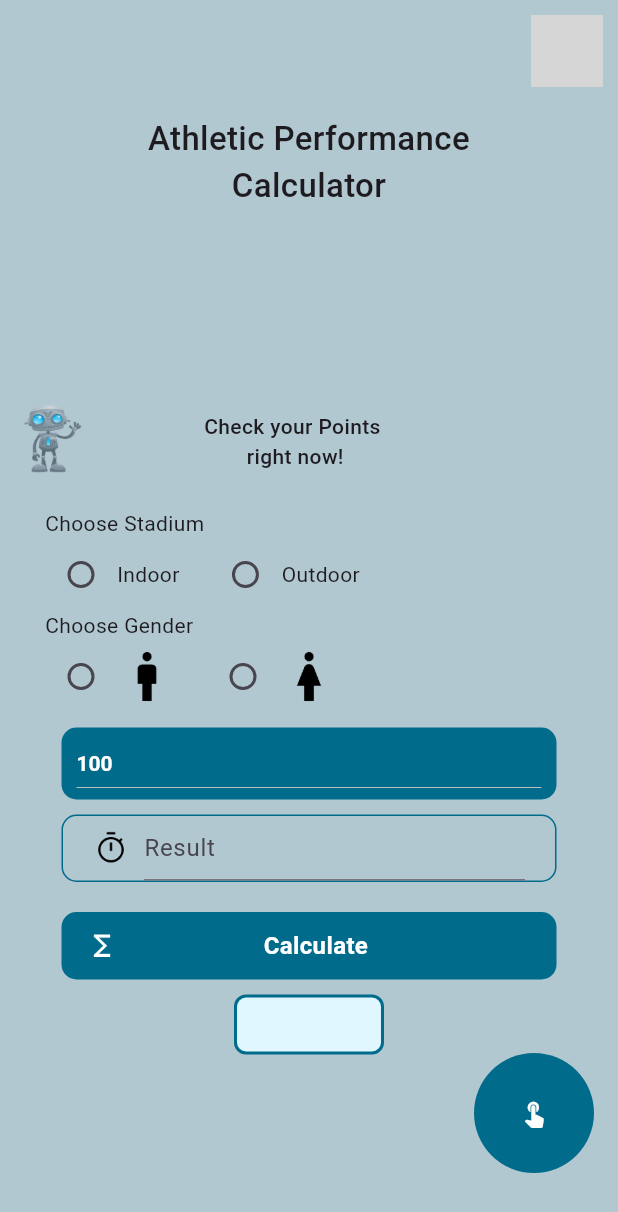
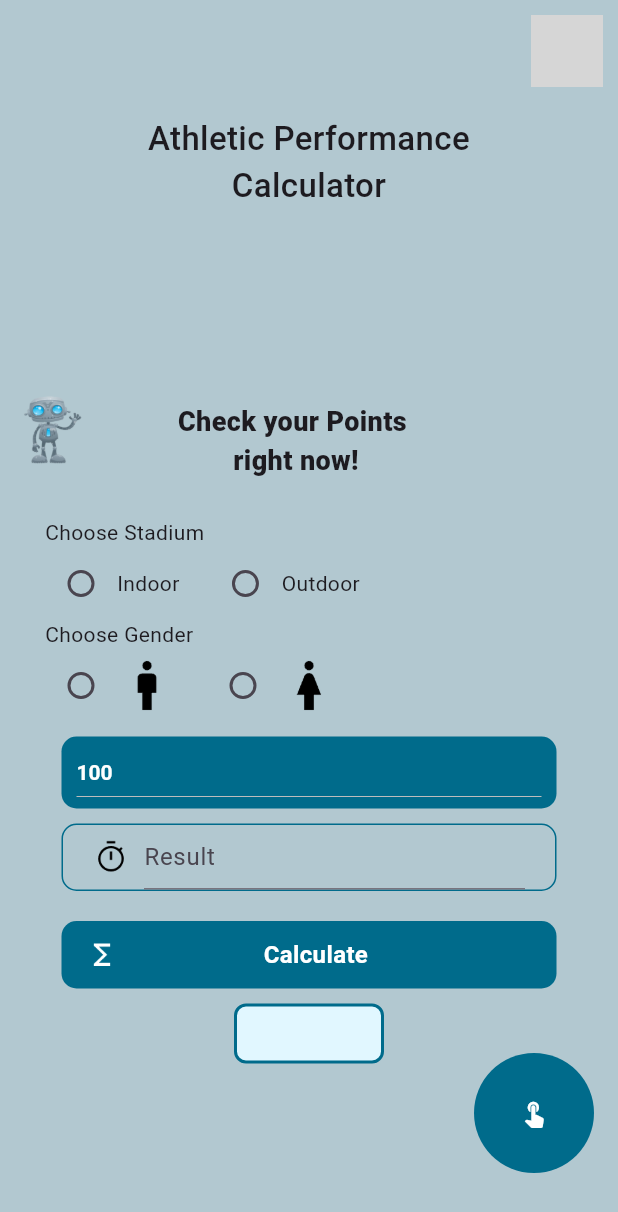
Before and after one commit to MohamaddMortada/AI-Front-End, a Flutter app: the Calculate screen opened by its route, on a phone screen of 412 x 824 dp. Shown: the top 1212 px of the screen. Run offline on Flutter 3.47's test engine with Material 3 defaults, Android fonts, the phone set to English and light mode, and no system bars; our stand-ins replace flutter_secure_storage, get, image_picker, shared_preferences; accounts and stored records are empty; network calls fail; grey boxes are pictures that could not be loaded.

Commit message:
Fixing bug

```diff
--- a/lib/pages/calculate.dart
+++ b/lib/pages/calculate.dart
@@ -139,8 +139,8 @@ class _CalculateState extends State<Calculate> {
                 const Spacer(),
                 AlamiMessage(
                   text: 'Check your Points \n right now!',
-                  fontSize: 14,
-                  fontWeight: FontWeight.w500,
+                  fontSize: 18,
+                  fontWeight: FontWeight.w800,
                 ),
                 const SizedBox(height: 20),
                 Container(
```
